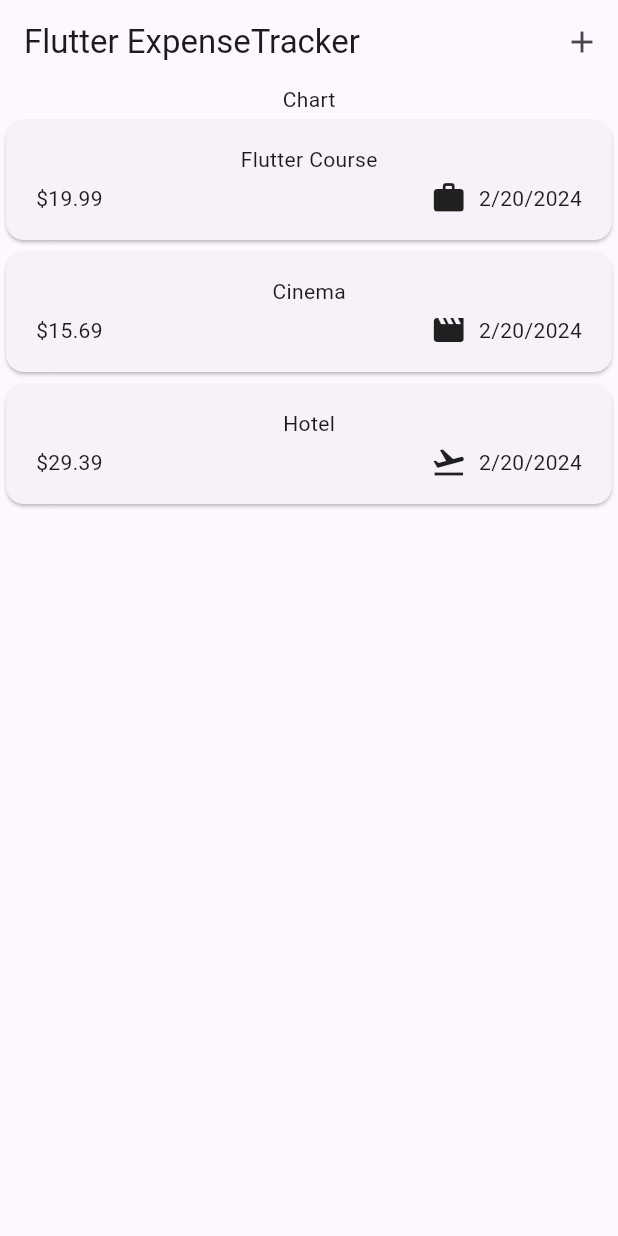
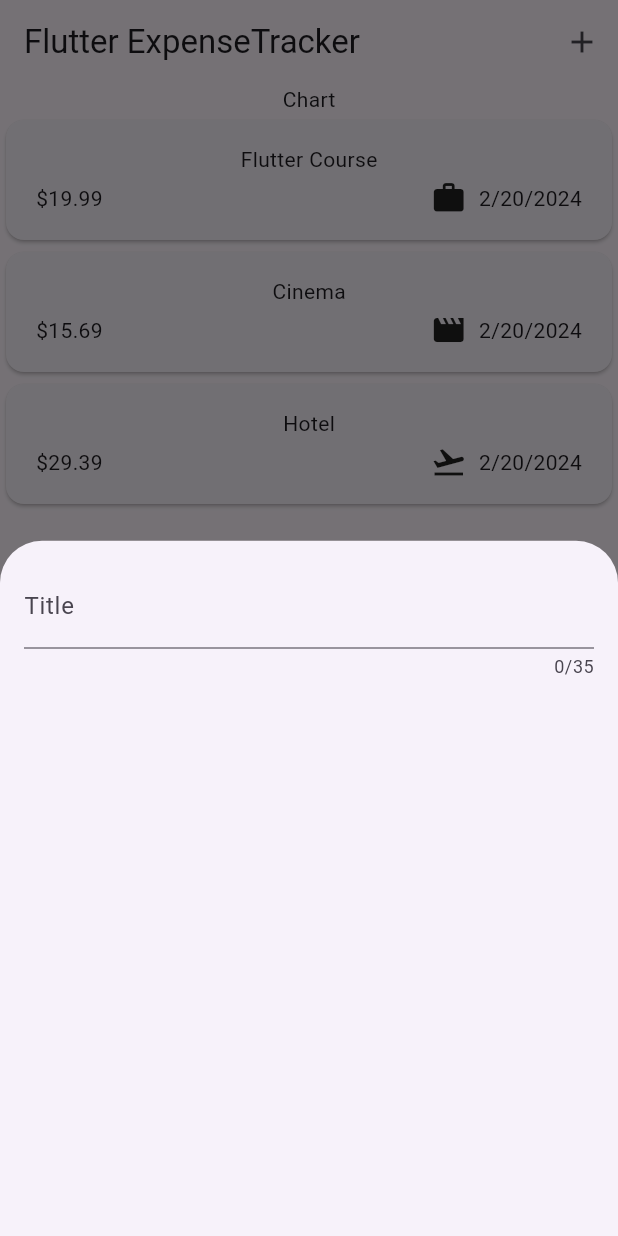
Before and after one commit to OussemaDammak/Expense_Tracker, a Flutter app: the screen it shows after launch, after a tap on the "add" icon, on a phone screen of 412 x 824 dp. Run offline on Flutter 3.47's test engine with Material 3 defaults, Android fonts, the phone set to English and light mode, and no system bars.

```diff
--- a/lib/widgets/expenses.dart
+++ b/lib/widgets/expenses.dart
@@ -1,4 +1,5 @@
 import 'package:expense_tracker/widgets/expenses_list/expenses_list.dart';
+import 'package:expense_tracker/widgets/new_expense.dart';
 import 'package:flutter/material.dart';
 import 'package:expense_tracker/models/expense.dart';
 
@@ -33,21 +34,29 @@ class _ExpensesState extends State<Expenses> {
     ),
   ];
 
+  void _openAddExpenseOverlay() {
+    showModalBottomSheet(
+      context: context,
+      builder: (ctx) => const NewExpense(),
+    );
+  }
+
   @override
   Widget build(BuildContext context) {
-    return  Scaffold(
+    return Scaffold(
       appBar: AppBar(
-        title:const Text('Flutter ExpenseTracker'),
+        title: const Text('Flutter ExpenseTracker'),
         actions: [
-          IconButton(onPressed: (){}, icon: const Icon(Icons.add))
+          IconButton(
+            onPressed: _openAddExpenseOverlay,
+            icon: const Icon(Icons.add),
+          ),
         ],
-
       ),
-
       body: Column(
         children: [
           const Text('Chart'),
-          Expanded(child:ExpensesList(expenses: _registredExpenses)),
+          Expanded(child: ExpensesList(expenses: _registredExpenses)),
         ],
       ),
     );
--- /dev/null
+++ b/lib/widgets/new_expense.dart
@@ -0,0 +1,29 @@
+import 'package:flutter/material.dart';
+
+class NewExpense extends StatefulWidget {
+  const NewExpense({super.key});
+
+  @override
+  State<StatefulWidget> createState() {
+    return _NewExpenseState();
+  }
+}
+
+class _NewExpenseState extends State<NewExpense> {
+  @override
+  Widget build(BuildContext context) {
+    return const Padding(
+      padding: EdgeInsets.all(16),
+      child: Column(
+        children: [
+          TextField(
+            maxLength: 35,
+            decoration: InputDecoration(
+              label: Text('Title'),
+            ),
+          ),
+        ],
+      ),
+    );
+  }
+}
```
